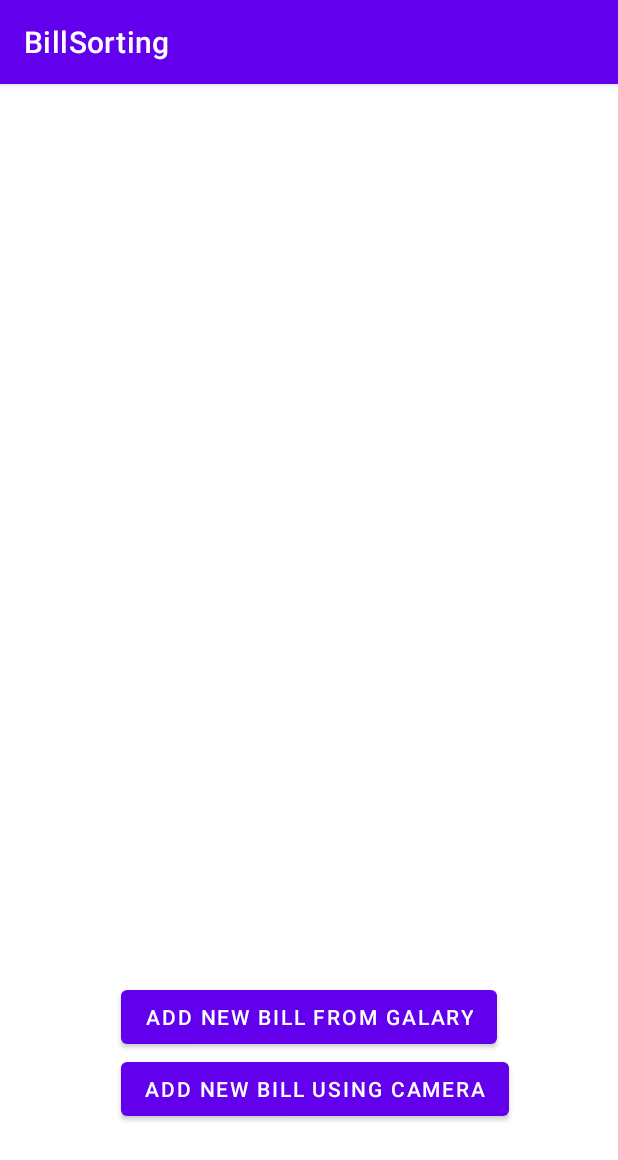
After one commit to bleezebub/BillCategorisation, an Android app: the ThirdScreen screen opened directly, with no data from a screen before it, on a phone screen of 412 x 824 dp. The commit adds this screen. Shown: the top 1160 px of the screen. Run offline under Robolectric (Android 15) with nearby library versions, the phone set to English and light mode, and no system bars; our stand-ins replace Firebase (no records; nobody signed in at launch, a user with empty details on screens opened directly); 4 statements that could not run were skipped.

Commit message:
seventh commit

```diff
--- a/app/build.gradle
+++ b/app/build.gradle
@@ -46,8 +46,10 @@ dependencies {
     implementation 'com.google.firebase:firebase-auth-ktx'
     implementation 'com.google.firebase:firebase-firestore-ktx'
     implementation 'com.google.firebase:firebase-database:19.6.0'
+    implementation 'com.google.firebase:firebase-storage:19.2.1'
     testImplementation 'junit:junit:4.+'
     androidTestImplementation 'androidx.test.ext:junit:1.1.2'
+    compile 'com.github.bumptech.glide:glide:3.7.0'
     androidTestImplementation 'androidx.test.espresso:espresso-core:3.3.0'
     implementation 'com.firebaseui:firebase-ui-auth:6.1.0'
 }
--- a/app/src/main/java/com/example/billsorting/MainActivity.kt
+++ b/app/src/main/java/com/example/billsorting/MainActivity.kt
@@ -75,7 +75,6 @@ class MainActivity : AppCompatActivity(), OnItemSelectedListener {
         val intent = Intent(this, SecondScreen::class.java)
         intent.putExtra("category", selectedCategory)
         startActivity(intent)
-        finish()
     }
 
 }
--- /dev/null
+++ b/app/src/main/java/com/example/billsorting/ThirdScreen.kt
@@ -0,0 +1,88 @@
+package com.example.billsorting
+
+import android.content.Intent
+import android.net.Uri
+import android.os.Bundle
+import android.util.Log
+import android.view.View
+import android.widget.Toast
+import androidx.appcompat.app.AppCompatActivity
+import com.bumptech.glide.Glide
+import com.google.firebase.database.DatabaseReference
+import com.google.firebase.database.FirebaseDatabase
+import com.google.firebase.storage.FirebaseStorage
+import com.google.firebase.storage.StorageReference
+
+
+class ThirdScreen : AppCompatActivity() {
+    private lateinit var category: String
+    private lateinit var company: String
+    private lateinit var number: String
+    private lateinit var rating: String
+    private val GALLERY_PICK = 1
+    private lateinit var mStorageReference: StorageReference
+    private lateinit var mRootRef: DatabaseReference
+
+    override fun onCreate(savedInstanceState: Bundle?) {
+        super.onCreate(savedInstanceState)
+        setContentView(R.layout.activity_third_screen)
+        category = intent.getStringExtra("category").toString()
+        company = intent.getStringExtra("company").toString()
+        number = intent.getStringExtra("number").toString()
+        rating = intent.getStringExtra("rating").toString()
+        mStorageReference = FirebaseStorage.getInstance().getReference("Images")
+        mRootRef = FirebaseDatabase.getInstance().getReference();
+
+
+    }
+
+    fun addNewBillGalary(view: View) {
+
+        val galleryIntent = Intent()
+        galleryIntent.type = "image/*"
+        galleryIntent.action = Intent.ACTION_GET_CONTENT
+
+        startActivityForResult(Intent.createChooser(galleryIntent, "SELECT IMAGE"), GALLERY_PICK)
+    }
+
+    fun addNewBillCamera(view: View) {
+
+    }
+
+    override fun onActivityResult(requestCode: Int, resultCode: Int, data: Intent?) {
+        super.onActivityResult(requestCode, resultCode, data)
+
+        if (requestCode == GALLERY_PICK && resultCode == RESULT_OK && data != null && data.data != null) {
+
+
+            val imageUri: Uri = data.data ?: return
+            val tsLong = System.currentTimeMillis()
+            val ts = tsLong.toString()
+            val pushKey: String = ts
+            val filePath =
+                mStorageReference.child("bill_images").child(category).child(company).child(rating)
+                    .child(number).child("$pushKey.jpeg")
+            val task = filePath.putFile(imageUri)
+
+            val urlTask = task.continueWithTask { task ->
+                if (!task.isSuccessful) {
+                    task.exception?.let {
+                        throw it
+                    }
+                }
+                filePath.downloadUrl
+            }.addOnCompleteListener { task ->
+                if (task.isSuccessful) {
+                    val downloadUri = task.result
+                    Glide.with(this)
+                        .load(downloadUri)
+                        .into(findViewById(R.id.imageView))
+                    Toast.makeText(this, "uploaded", Toast.LENGTH_SHORT).show()
+                    FirebaseDatabase.getInstance().getReference("root").child("data").child("$category+$company+$number+$rating").child(ts).setValue("crap")
+                } else {
+                    Toast.makeText(this, "failed, please tru again", Toast.LENGTH_SHORT).show()
+                }
+            }
+       }
+    }
+}
--- a/app/src/main/res/layout/activity_second_screen.xml
+++ b/app/src/main/res/layout/activity_second_screen.xml
@@ -95,5 +95,6 @@
         android:layout_gravity="center"
         android:layout_marginTop="20sp"
         android:text="Next"
+        android:onClick="goNext"
         />
 </LinearLayout>
--- /dev/null
+++ b/app/src/main/res/layout/activity_third_screen.xml
@@ -0,0 +1,46 @@
+<?xml version="1.0" encoding="utf-8"?>
+<androidx.constraintlayout.widget.ConstraintLayout xmlns:android="http://schemas.android.com/apk/res/android"
+    xmlns:app="http://schemas.android.com/apk/res-auto"
+    xmlns:tools="http://schemas.android.com/tools"
+    android:layout_width="match_parent"
+    android:layout_height="match_parent"
+    tools:context=".ThirdScreen">
+
+
+    <Button
+        android:id="@+id/add_new_bill_galary"
+        android:layout_width="wrap_content"
+        android:layout_height="wrap_content"
+        android:onClick="addNewBillGalary"
+        android:text="Add New Bill From Galary"
+        app:layout_constraintBottom_toBottomOf="parent"
+        app:layout_constraintEnd_toEndOf="parent"
+        app:layout_constraintStart_toStartOf="parent"
+        app:layout_constraintTop_toTopOf="parent"
+        app:layout_constraintVertical_bias="0.831" />
+
+    <Button
+        android:id="@+id/add_new_bill_camera"
+        android:layout_width="wrap_content"
+        android:layout_height="wrap_content"
+        android:onClick="addNewBillCamera"
+        android:text="Add New Bill Using Camera"
+        app:layout_constraintBottom_toBottomOf="parent"
+        app:layout_constraintEnd_toEndOf="@+id/add_new_bill_galary"
+        app:layout_constraintHorizontal_bias="0.0"
+        app:layout_constraintStart_toStartOf="@+id/add_new_bill_galary"
+        app:layout_constraintTop_toBottomOf="@+id/add_new_bill_galary"
+        app:layout_constraintVertical_bias="0.0" />
+
+    <ImageView
+        android:id="@+id/imageView"
+        android:layout_width="306dp"
+        android:layout_height="253dp"
+        android:layout_marginBottom="56dp"
+        app:layout_constraintBottom_toTopOf="@+id/add_new_bill_galary"
+        app:layout_constraintEnd_toEndOf="parent"
+        app:layout_constraintHorizontal_bias="0.495"
+        app:layout_constraintStart_toStartOf="parent"
+        tools:srcCompat="@tools:sample/avatars" />
+
+</androidx.constraintlayout.widget.ConstraintLayout>
```
Also changed, not shown: app/src/main/AndroidManifest.xml (+8 -1 lines), app/src/main/java/com/example/billsorting/SecondScreen.kt (+9 -0 lines).
